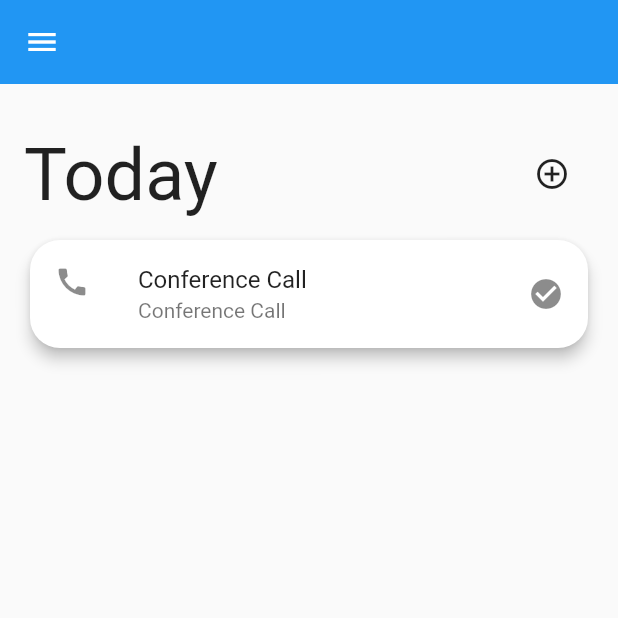
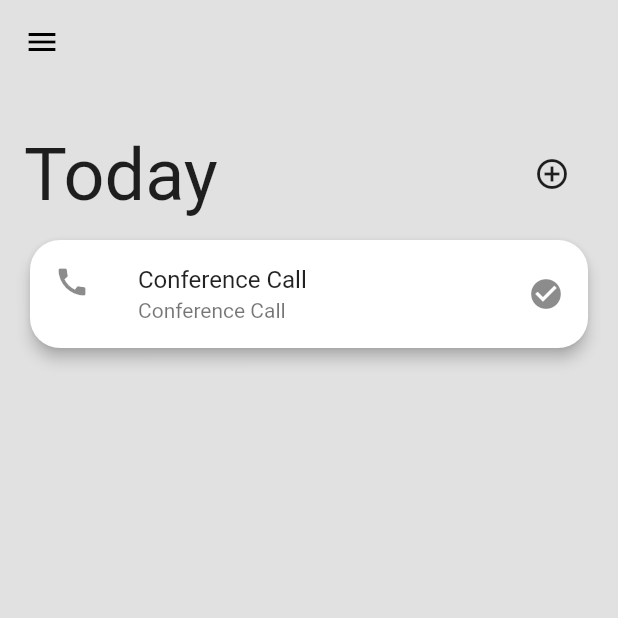
Before and after one commit to idlevandal/flutter_themes, a Flutter app: the screen it shows after launch, on a phone screen of 412 x 824 dp, the top half of it. Run offline on Flutter 3.47's test engine with Material 2 defaults, Android fonts, the phone set to English and light mode, and no system bars.

Commit message:
add to theme in material app

```diff
--- a/lib/app_theme.dart
+++ b/lib/app_theme.dart
@@ -0,0 +1,30 @@
+import 'package:flutter/material.dart';
+
+class AppTheme {
+
+  AppTheme._();
+
+  static Color _iconColor = Colors.redAccent.shade200;
+
+  static const Color _lightPrimaryColor = Colors.white;
+  static const Color _lightPrimaryVariantColor = Color(0XFFE1E1E1);
+  static const Color _lightSecondaryColor = Colors.green;
+  static const Color _lightOnPrimaryColor = Colors.black;
+
+  static final ThemeData lightTheme = ThemeData(
+    scaffoldBackgroundColor: _lightPrimaryVariantColor,
+    appBarTheme: AppBarTheme(
+      color: _lightPrimaryVariantColor,
+      iconTheme: IconThemeData(
+        color: _lightOnPrimaryColor
+      )
+    ),
+    colorScheme: ColorScheme.light(
+      primary: _lightPrimaryColor,
+      primaryVariant: _lightPrimaryVariantColor,
+      secondary: _lightSecondaryColor,
+      onPrimary: _lightOnPrimaryColor,
+    )
+  );
+
+}
--- a/lib/main.dart
+++ b/lib/main.dart
@@ -1,4 +1,5 @@
 import 'package:flutter/material.dart';
+import 'package:flutter_theme_app/app_theme.dart';
 
 void main() {
   runApp(MyApp());
@@ -9,7 +10,7 @@ class MyApp extends StatelessWidget {
   Widget build(BuildContext context) {
     return MaterialApp(
       title: 'Flutter Theme Demo',
-      theme: ThemeData.light(),
+      theme: AppTheme.lightTheme,
       home: TaskPage(),
     );
   }
```
